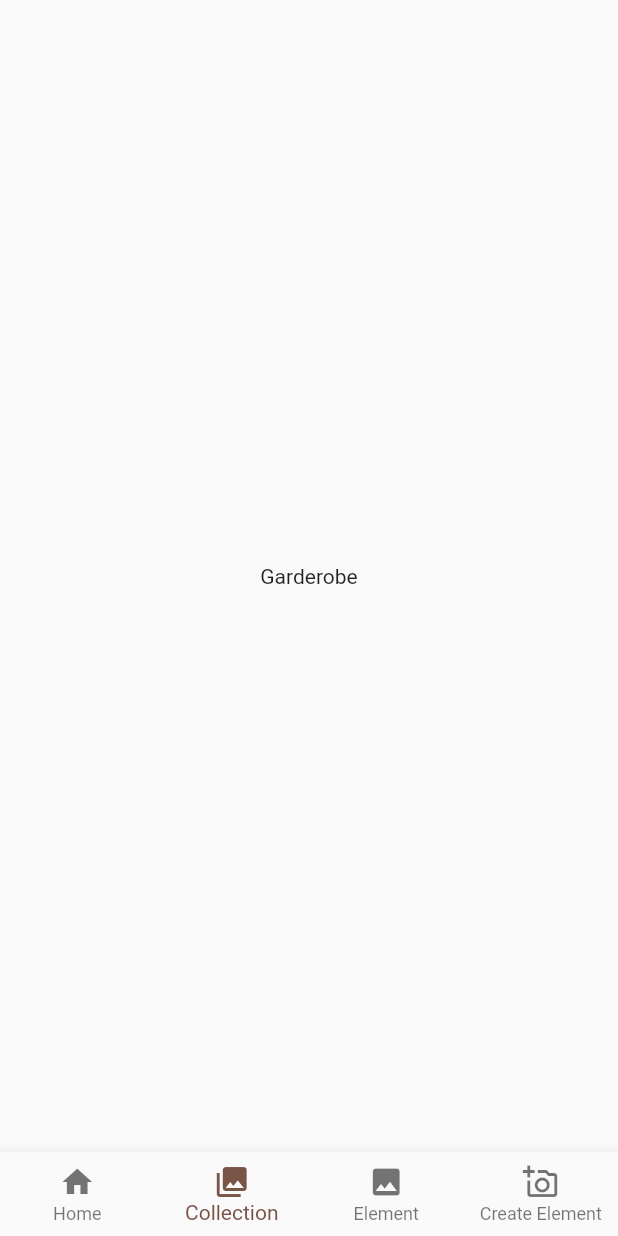
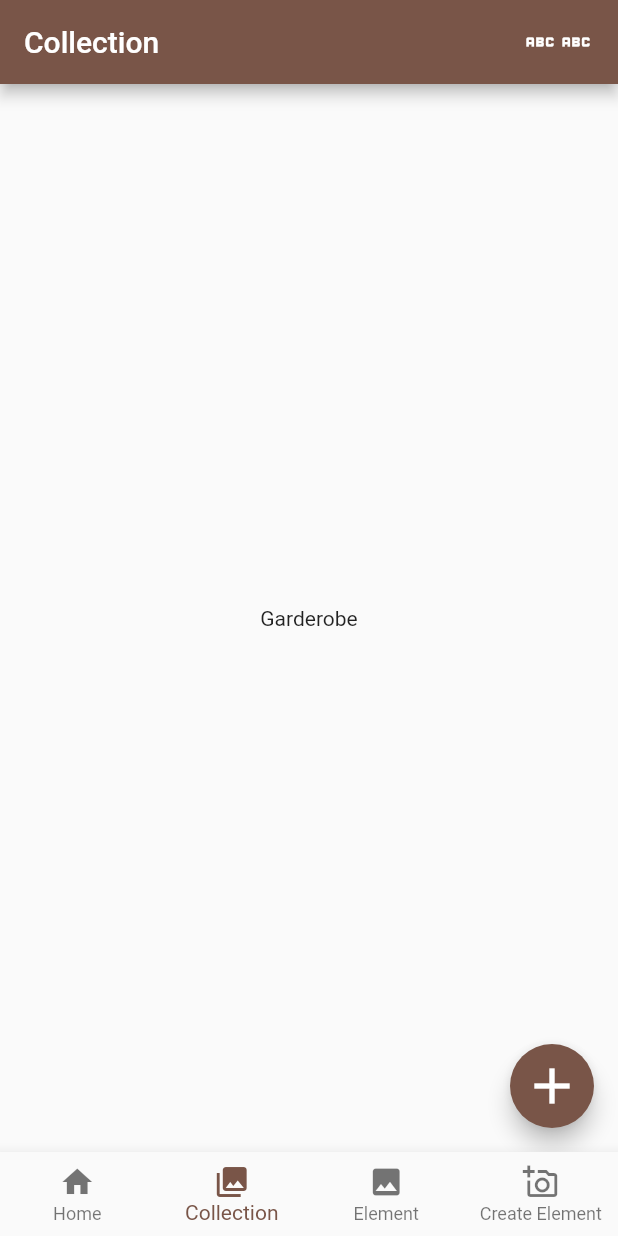
Before and after one commit to KacperCodeCore/flutter_garderobe, a Flutter app: the screen it shows after launch, item 2 of the bottom bar chosen, on a phone screen of 412 x 824 dp. Run offline on Flutter 3.47's test engine with Material 2 defaults, Android fonts, the phone set to English and light mode, and no system bars; our stand-ins replace image_picker.

Commit message:
visual fix

```diff
--- a/flutter_application/lib/pages/page_collection/collection_page.dart
+++ b/flutter_application/lib/pages/page_collection/collection_page.dart
@@ -3,8 +3,29 @@ import 'package:flutter/material.dart';
 class CollectionPage extends StatelessWidget {
   @override
   Widget build(BuildContext context) {
-    return const Scaffold(
+    return Scaffold(
+      appBar: AppBar(
+        title: const Row(
+          mainAxisAlignment: MainAxisAlignment.spaceBetween,
+          children: [
+            Text('Collection'),
+            Row(
+              children: [
+                Icon(Icons.abc),
+                Icon(Icons.abc),
+              ],
+            ),
+          ],
+        ),
+      ),
       body: Center(child: Text('Garderobe')),
+      floatingActionButton: FloatingActionButton(
+        onPressed: () {},
+        child: Icon(
+          Icons.add,
+          size: 40,
+        ),
+      ),
     );
   }
 }
--- a/flutter_application/lib/pages/page_element/element_page_list.dart
+++ b/flutter_application/lib/pages/page_element/element_page_list.dart
@@ -74,7 +74,7 @@ class ElementPageList extends StatelessWidget {
         ),
         floatingActionButton: FloatingActionButton(
           onPressed: () {
-            //? why it dont use setState from PageHome?
+            //! ? why it dont use setState from PageHome?
             addElementCallback(Image.network(
                 'https://i.ytimg.com/vi/3xlREA-SL_k/maxresdefault.jpg'));
             Navigator.of(context).push(
@@ -90,7 +90,7 @@ class ElementPageList extends StatelessWidget {
           },
           child: Icon(
             Icons.add,
-            size: 40,
+            size: 30,
           ),
         ));
   }
```
